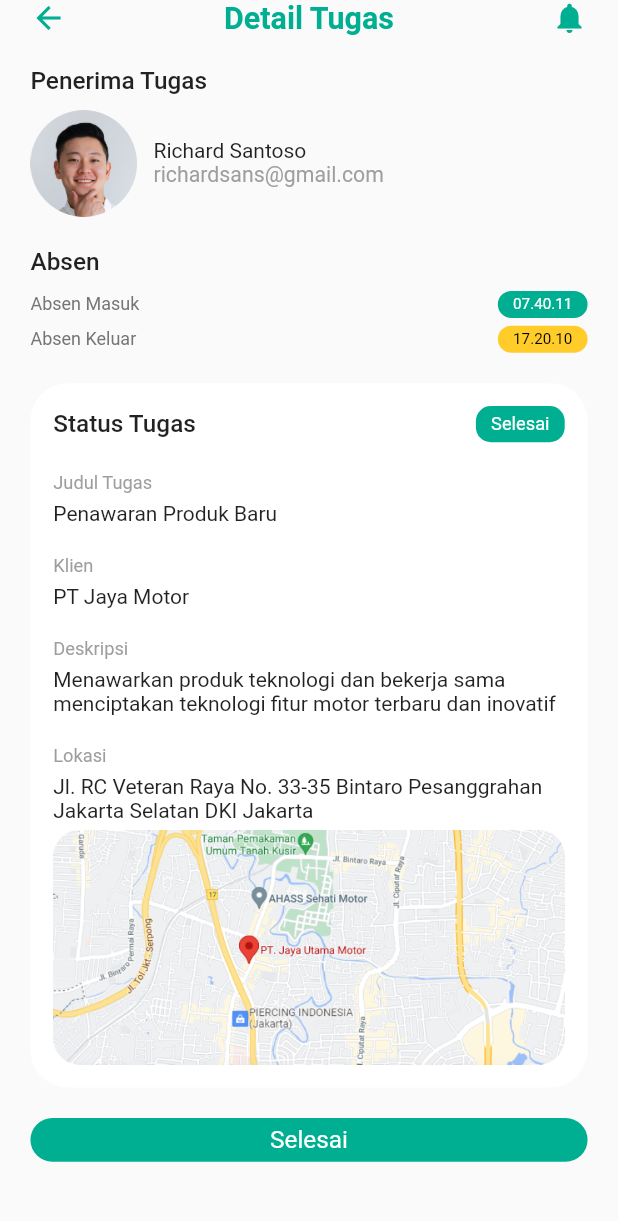
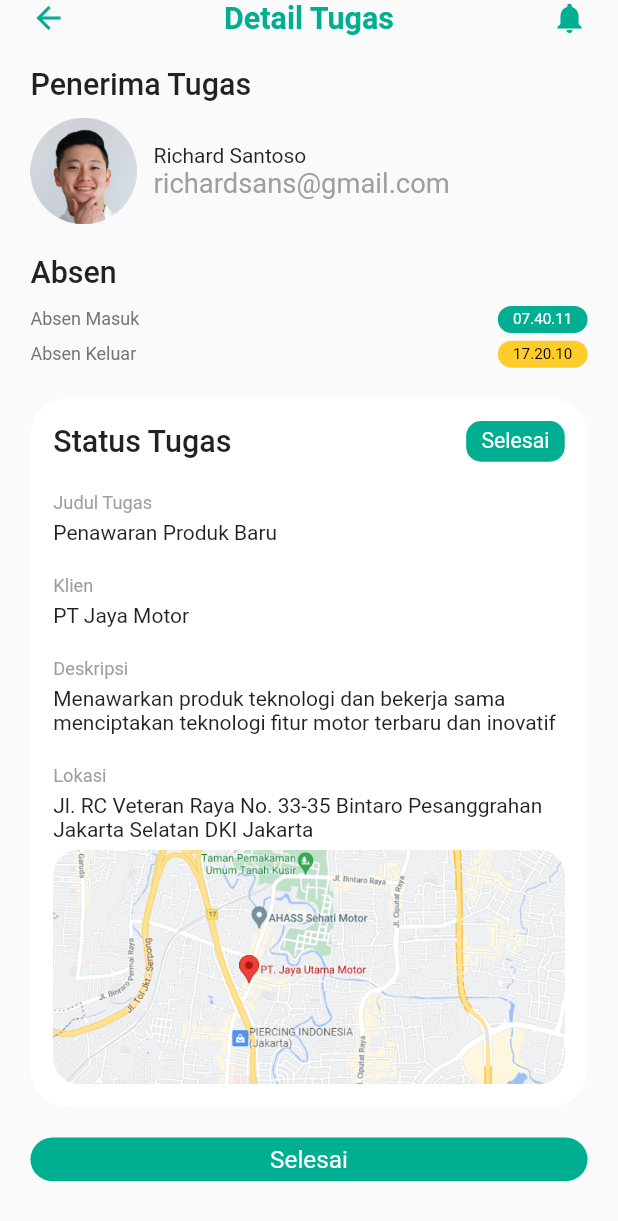
Before and after one commit to MuhammadFadliSyukur/syncrhonize, a Flutter app: the screen it shows after launch, after a tap on "Richard Santoso", on a phone screen of 412 x 824 dp. Shown: the top 1221 px of the screen. Run offline on Flutter 3.47's test engine with Material 2 defaults, Android fonts, the phone set to English and light mode, and no system bars; our stand-ins replace flutter_screenutil.

Commit message:
menyesuaikan tampilan

```diff
--- a/lib/pages/home_page.dart
+++ b/lib/pages/home_page.dart
@@ -77,7 +77,7 @@ class HomePage extends StatelessWidget {
                         Text(
                           'Senin, 29 April 2020',
                           style: TextStyle(
-                            fontSize: 12.sp,
+                            fontSize: 14.sp,
                             color: Color(0xff777777),
                           ),
                         )
@@ -103,22 +103,19 @@ class HomePage extends StatelessWidget {
                               Text(
                                 'Waktu Senggang Tech',
                                 style: whiteTextStyle.copyWith(
-                                    fontWeight: FontWeight.bold),
+                                    fontWeight: FontWeight.bold,
+                                    fontSize: 16.sp),
                               ),
-                              Text('Muhammad Fadli Syukur',
-                                  style: whiteTextStyle)
+                              Text(
+                                'Muhammad Fadli Syukur',
+                                style: whiteTextStyle.copyWith(fontSize: 16.sp),
+                              )
                             ],
                           ),
                           Spacer(),
                           Column(
                             children: [
-                              Container(
-                                padding: EdgeInsets.all(5),
-                                decoration: BoxDecoration(
-                                    shape: BoxShape.circle,
-                                    color: Colors.white),
-                                child: Icon(Icons.people, color: primaryColor),
-                              ),
+                              Icon(Icons.people, color: Colors.white),
                               Text('Total 5 tim', style: whiteTextStyle)
                             ],
                           )
--- a/lib/theme.dart
+++ b/lib/theme.dart
@@ -5,10 +5,10 @@ Color primaryColor = Color(0xff00af91);
 Color secondaryColor = Color(0xffffcc29);
 
 TextStyle titleTextStyle = TextStyle(
-  fontSize: 16.sp,
+  fontSize: 20.sp,
   fontWeight: FontWeight.w500,
 );
 
-TextStyle subTitleTextstyle = TextStyle(fontSize: 14.sp);
+TextStyle subTitleTextstyle = TextStyle(fontSize: 18.sp);
 
-TextStyle whiteTextStyle = TextStyle(fontSize: 12.sp, color: Colors.white);
+TextStyle whiteTextStyle = TextStyle(fontSize: 14.sp, color: Colors.white);
--- a/lib/widgets/employe_card.dart
+++ b/lib/widgets/employe_card.dart
@@ -40,7 +40,7 @@ class EmployeCard extends StatelessWidget {
               ),
               Text(
                 taks,
-                style: TextStyle(fontSize: 12.sp),
+                style: TextStyle(fontSize: 14.sp),
               ),
               Text(
                 office,
--- a/lib/widgets/group_tile.dart
+++ b/lib/widgets/group_tile.dart
@@ -21,7 +21,7 @@ class GroupTile extends StatelessWidget {
           SizedBox(height: 5.h),
           Text(
             title,
-            style: TextStyle(fontSize: 10.sp),
+            style: TextStyle(fontSize: 12.sp),
             textAlign: TextAlign.center,
           ),
         ],
```
